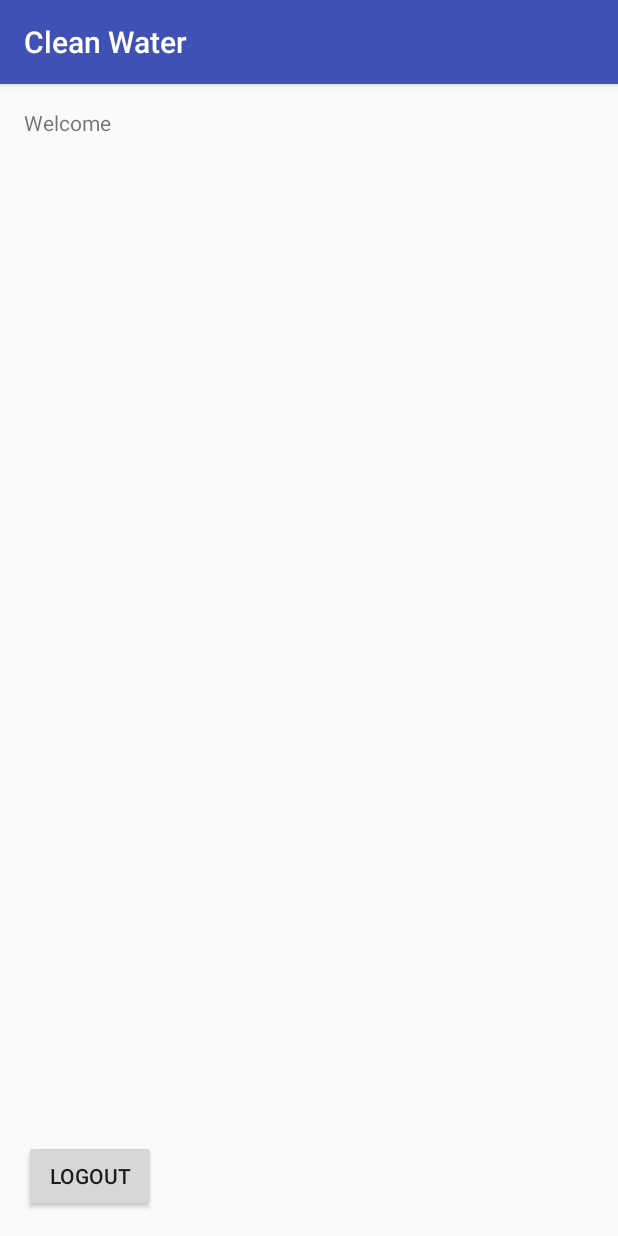
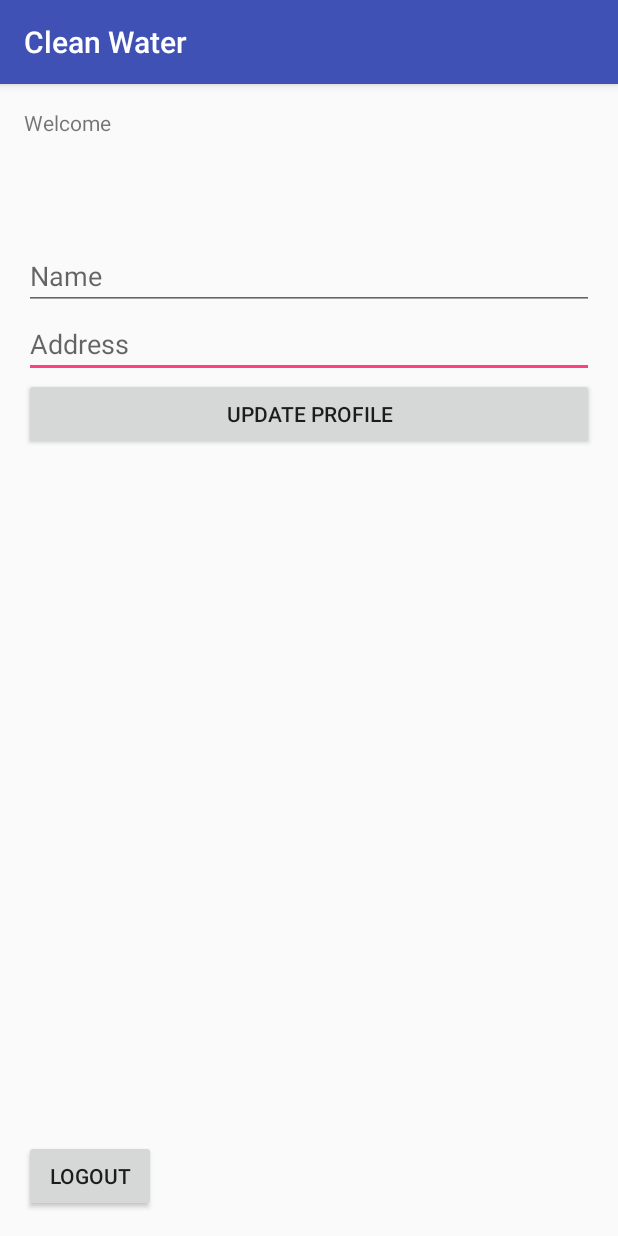
Before and after one commit to Yhprum/CleanWater, an Android app: the ProfileActivity screen opened directly, with no data from a screen before it, on a phone screen of 412 x 824 dp. Run offline under Robolectric (Android 15) with nearby library versions, the phone set to English and light mode, and no system bars; our stand-ins replace Firebase (no records; nobody signed in at launch, a user with empty details on screens opened directly).

Commit message:
Added profile update feature linked to database

```diff
--- a/app/build.gradle
+++ b/app/build.gradle
@@ -26,6 +26,7 @@ dependencies {
     })
     compile 'com.android.support:appcompat-v7:25.1.1'
     compile 'com.google.firebase:firebase-auth:9.2.0'
+    compile 'com.google.firebase:firebase-database:9.2.1'
     testCompile 'junit:junit:4.12'
 }
 
--- a/app/src/main/java/edu/gatech/cleanwater/controllers/ProfileActivity.java
+++ b/app/src/main/java/edu/gatech/cleanwater/controllers/ProfileActivity.java
@@ -5,17 +5,28 @@ import android.support.v7.app.AppCompatActivity;
 import android.os.Bundle;
 import android.view.View;
 import android.widget.Button;
+import android.widget.EditText;
 import android.widget.TextView;
+import android.widget.Toast;
 
 import com.google.firebase.auth.FirebaseAuth;
 import com.google.firebase.auth.FirebaseUser;
+import com.google.firebase.database.DatabaseReference;
+import com.google.firebase.database.FirebaseDatabase;
 
+import edu.gatech.cleanwater.Model.User;
+import edu.gatech.cleanwater.Model.UserType;
 import edu.gatech.cleanwater.R;
 
 public class ProfileActivity extends AppCompatActivity {
 
     private FirebaseAuth mAuth;
 
+    private DatabaseReference myRef;
+
+    private EditText etName;
+    private EditText etAddress;
+    private Button bUpdate;
     private TextView tvUsername;
     private Button bLogout;
 
@@ -31,9 +42,14 @@ public class ProfileActivity extends AppCompatActivity {
             startActivity(new Intent(this, LoginActivity.class));
         }
 
+        myRef = FirebaseDatabase.getInstance().getReference();
+
         FirebaseUser user = mAuth.getCurrentUser();
 
-        tvUsername = (TextView) findViewById(R.id.tvUsername);
+        etName = (EditText) findViewById(R.id.etName);
+        etAddress = (EditText) findViewById(R.id.etAddress);
+        bUpdate = (Button) findViewById(R.id.bUpdate);
+        tvUsername = (TextView) findViewById(R.id.tvEmail);
         bLogout = (Button) findViewById(R.id.bLogout);
 
         tvUsername.setText("Welcome " + user.getEmail());
@@ -47,5 +63,28 @@ public class ProfileActivity extends AppCompatActivity {
                 ProfileActivity.this.startActivity(logout);
             }
         });
+
+        bUpdate.setOnClickListener(new View.OnClickListener() {
+            @Override
+            public void onClick(View view) {
+                saveInfo();
+            }
+        });
+    }
+
+    /**
+     * Saves the inputted data to the database
+     */
+    private void saveInfo() {
+        String name = etName.getText().toString().trim();
+        String address = etAddress.getText().toString().trim();
+
+        User updateUser = new User(name, address, UserType.ADMIN.name());
+
+        FirebaseUser fUser = mAuth.getCurrentUser();
+
+        myRef.child(fUser.getUid()).setValue(updateUser);
+
+        Toast.makeText(this, "User Updated", Toast.LENGTH_LONG).show();
     }
 }
--- a/app/src/main/res/layout/activity_profile.xml
+++ b/app/src/main/res/layout/activity_profile.xml
@@ -24,6 +24,39 @@
         android:layout_height="wrap_content"
         android:layout_alignParentTop="true"
         android:layout_alignParentStart="true"
-        android:id="@+id/tvUsername"
+        android:id="@+id/tvEmail"
         android:layout_alignParentEnd="true" />
+
+    <EditText
+        android:layout_width="wrap_content"
+        android:layout_height="wrap_content"
+        android:inputType="textPersonName"
+        android:ems="10"
+        android:layout_below="@+id/etName"
+        android:layout_alignParentStart="true"
+        android:id="@+id/etAddress"
+        android:layout_alignParentEnd="true"
+        android:hint="Address" />
+
+    <EditText
+        android:layout_width="wrap_content"
+        android:layout_height="wrap_content"
+        android:inputType="textPersonName"
+        android:ems="10"
+        android:layout_marginTop="70dp"
+        android:id="@+id/etName"
+        android:layout_below="@+id/tvEmail"
+        android:layout_alignParentStart="true"
+        android:layout_alignParentEnd="true"
+        android:hint="Name" />
+
+    <Button
+        android:text="Update Profile"
+        android:layout_width="wrap_content"
+        android:layout_height="wrap_content"
+        android:layout_below="@+id/etAddress"
+        android:layout_alignParentStart="true"
+        android:id="@+id/bUpdate"
+        android:layout_alignParentEnd="true" />
+
 </RelativeLayout>
```
Also changed, not shown: app/src/main/java/edu/gatech/cleanwater/Model/User.java (+23 -7 lines), app/src/main/java/edu/gatech/cleanwater/controllers/RegisterActivity.java (+4 -5 lines).
